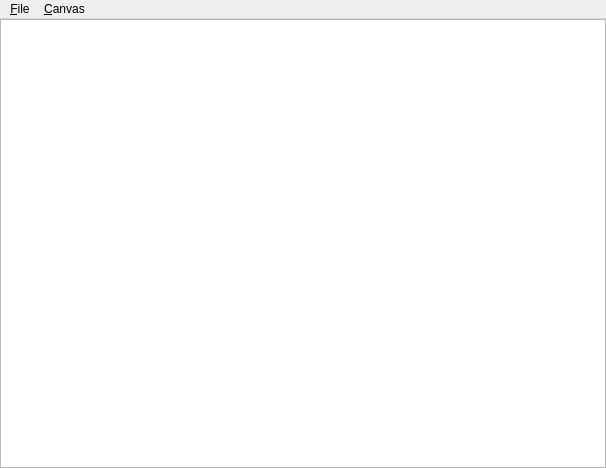
The window that patchcanvas/canvastestapp.ui (ccherrett/oom) describes before a commit, drawn with Qt 5.
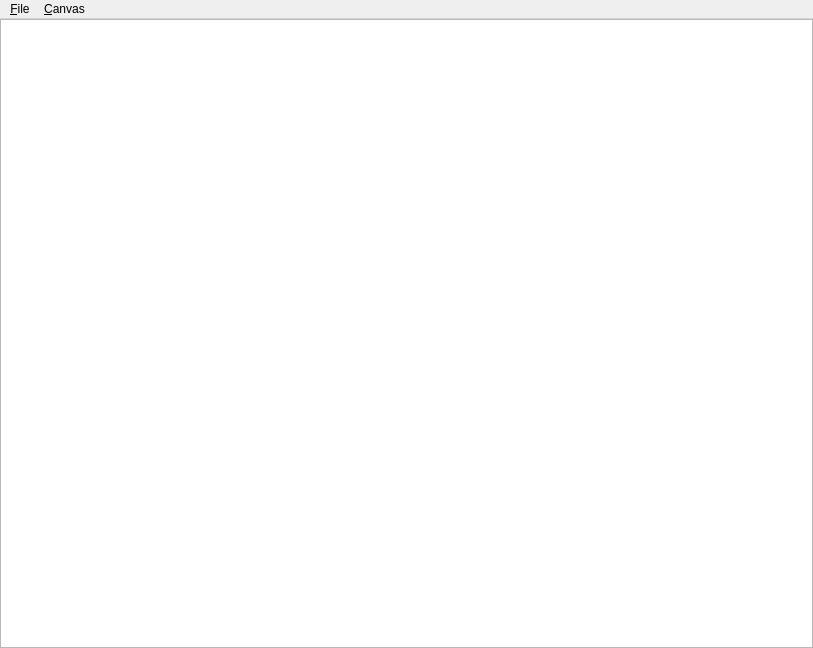
The same window after the commit.

Commit message: Canvas: Fix connections

```diff
--- a/patchcanvas/canvastestapp.ui
+++ b/patchcanvas/canvastestapp.ui
@@ -6,8 +6,8 @@
    <rect>
     <x>0</x>
     <y>0</y>
-    <width>606</width>
-    <height>468</height>
+    <width>813</width>
+    <height>648</height>
    </rect>
   </property>
   <property name="windowTitle">
@@ -31,7 +31,7 @@
     <rect>
      <x>0</x>
      <y>0</y>
-     <width>606</width>
+     <width>813</width>
      <height>20</height>
     </rect>
    </property>
```
The commit also changes 1 other file.
